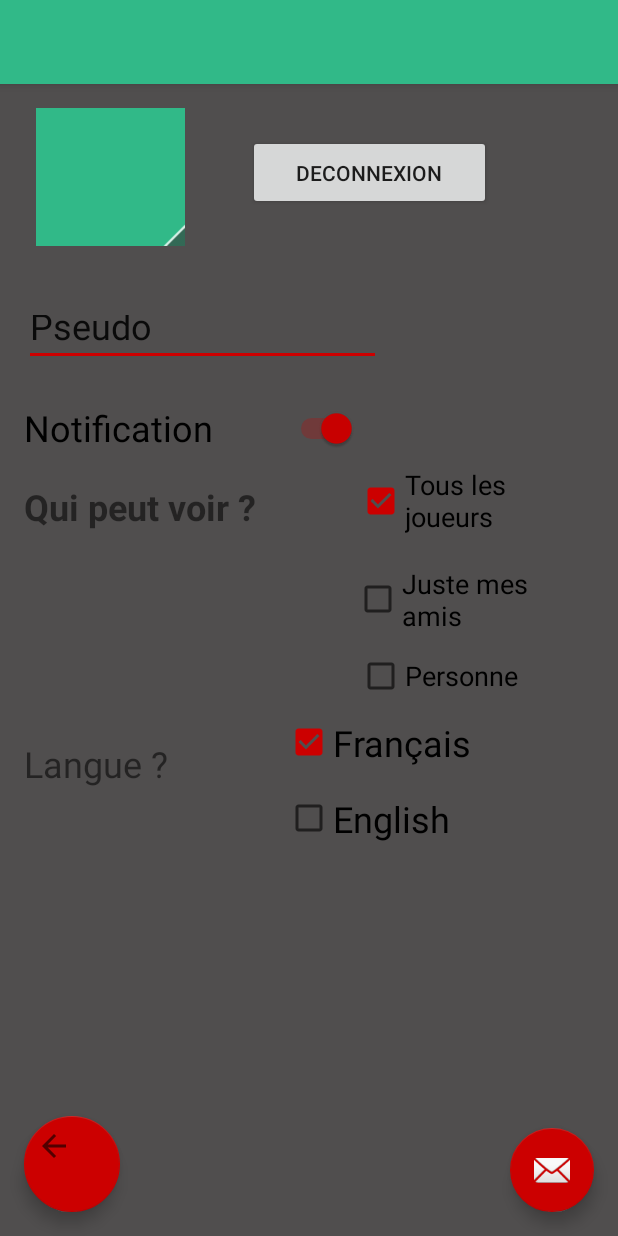
After one commit to apomalyn/NearUMix, an Android app: the layout app_bar_vue_parametre.xml on its own in the app's theme, with its tools: preview values and no code run, on a phone screen of 412 x 824 dp. The commit adds this screen. Run offline under Robolectric (Android 15) with nearby library versions, the phone set to English and light mode, and no system bars.

Commit message:
ajout vue de paramettre besoin de fix de beug

```diff
--- a/app/src/main/java/squiddle/sheshire/apomalyn/qc/ca/nearumix/VueConnexion.java
+++ b/app/src/main/java/squiddle/sheshire/apomalyn/qc/ca/nearumix/VueConnexion.java
@@ -166,8 +166,8 @@ public class VueConnexion extends AppCompatActivity implements
         } else {
             updateUI(false);
         }
-        Intent changementVersCarte = new Intent(VueConnexion.this, VueCarte.class);
-        //startActivity(changementVersCarte);
+        Intent changementVersCarte = new Intent(VueConnexion.this, VueParametre.class);
+        startActivity(changementVersCarte);
     }
 
     private void updateUI(boolean signedIn) {
--- /dev/null
+++ b/app/src/main/res/layout/app_bar_vue_parametre.xml
@@ -0,0 +1,33 @@
+<?xml version="1.0" encoding="utf-8"?>
+<android.support.design.widget.CoordinatorLayout xmlns:android="http://schemas.android.com/apk/res/android"
+    xmlns:app="http://schemas.android.com/apk/res-auto"
+    xmlns:tools="http://schemas.android.com/tools"
+    android:layout_width="match_parent"
+    android:layout_height="match_parent"
+    tools:context="squiddle.sheshire.apomalyn.qc.ca.nearumix.VueParametre">
+
+    <android.support.design.widget.AppBarLayout
+        android:layout_width="match_parent"
+        android:layout_height="wrap_content"
+        android:theme="@style/NearUMix.AppBarOverlay">
+
+        <android.support.v7.widget.Toolbar
+            android:id="@+id/toolbar"
+            android:layout_width="match_parent"
+            android:layout_height="?attr/actionBarSize"
+            android:background="?attr/colorPrimary"
+            app:popupTheme="@style/NearUMix.PopupOverlay" />
+
+    </android.support.design.widget.AppBarLayout>
+
+    <include layout="@layout/content_vue_parametre" />
+
+    <android.support.design.widget.FloatingActionButton
+        android:id="@+id/fab"
+        android:layout_width="wrap_content"
+        android:layout_height="wrap_content"
+        android:layout_gravity="bottom|end"
+        android:layout_margin="@dimen/fab_margin"
+        app:srcCompat="@android:drawable/ic_dialog_email" />
+
+</android.support.design.widget.CoordinatorLayout>
--- /dev/null
+++ b/app/src/main/res/layout/content_vue_parametre.xml
@@ -0,0 +1,151 @@
+<?xml version="1.0" encoding="utf-8"?>
+<android.support.constraint.ConstraintLayout xmlns:android="http://schemas.android.com/apk/res/android"
+    xmlns:app="http://schemas.android.com/apk/res-auto"
+    xmlns:tools="http://schemas.android.com/tools"
+    android:layout_width="match_parent"
+    android:layout_height="match_parent"
+    app:layout_behavior="@string/appbar_scrolling_view_behavior"
+    tools:context="squiddle.sheshire.apomalyn.qc.ca.nearumix.VueParametre"
+    tools:showIn="@layout/app_bar_vue_parametre">
+
+    <Button
+        android:id="@+id/Deconnexion"
+        android:layout_width="162dp"
+        android:layout_height="50dp"
+        android:text="Deconnexion"
+        app:layout_constraintLeft_toRightOf="@+id/Amis"
+        android:layout_marginLeft="42dp"
+        app:layout_constraintTop_toTopOf="parent"
+        android:layout_marginTop="34dp" />
+
+    <QuickContactBadge
+        android:id="@+id/Amis"
+        android:layout_width="99dp"
+        android:layout_height="92dp"
+        android:background="@color/vert3"
+        app:srcCompat="@mipmap/ic_launcher_round"
+        android:layout_marginLeft="24dp"
+        app:layout_constraintLeft_toLeftOf="parent"
+        app:layout_constraintTop_toTopOf="parent"
+        android:layout_marginTop="16dp" />
+
+    <android.support.design.widget.FloatingActionButton
+        android:id="@+id/floatingActionButton"
+        android:layout_width="64dp"
+        android:layout_height="116dp"
+        android:clickable="true"
+        app:fabSize="mini"
+        app:srcCompat="?attr/actionModeCloseDrawable"
+        android:layout_marginLeft="16dp"
+        app:layout_constraintLeft_toLeftOf="parent"
+        app:layout_constraintBottom_toBottomOf="parent"
+        android:layout_marginBottom="16dp" />
+
+    <Switch
+        android:id="@+id/notification"
+        android:layout_width="222dp"
+        android:layout_height="44dp"
+        android:layout_marginLeft="16dp"
+        android:layout_marginTop="19dp"
+        android:checked="true"
+        android:text="Notification"
+        android:textSize="24sp"
+        app:layout_constraintLeft_toLeftOf="parent"
+        app:layout_constraintTop_toBottomOf="@+id/pseudo" />
+
+    <EditText
+        android:id="@+id/pseudo"
+        android:layout_width="238dp"
+        android:layout_height="44dp"
+        android:layout_marginLeft="16dp"
+        android:layout_marginTop="36dp"
+        android:ems="10"
+        android:inputType="textPersonName"
+        android:text="Pseudo"
+        android:textSize="24sp"
+        app:layout_constraintLeft_toLeftOf="parent"
+        app:layout_constraintTop_toBottomOf="@+id/Amis" />
+
+    <CheckBox
+        android:id="@+id/toutLeMonde"
+        android:layout_width="142dp"
+        android:layout_height="53dp"
+        android:layout_marginLeft="18dp"
+        android:layout_marginTop="251dp"
+        android:checked="true"
+        android:text="Tous les joueurs"
+        android:textSize="18sp"
+        app:layout_constraintLeft_toRightOf="@+id/visibiliteTitre"
+        app:layout_constraintTop_toTopOf="parent" />
+
+    <TextView
+        android:id="@+id/visibiliteTitre"
+        android:layout_width="204dp"
+        android:layout_height="38dp"
+        android:layout_marginLeft="16dp"
+        android:layout_marginTop="14dp"
+        android:text="Qui peut voir ?"
+        android:textSize="24sp"
+        android:textStyle="bold"
+        app:layout_constraintLeft_toLeftOf="parent"
+        app:layout_constraintTop_toBottomOf="@+id/notification" />
+
+    <CheckBox
+        android:id="@+id/justeAmis"
+        android:layout_width="159dp"
+        android:layout_height="59dp"
+        android:layout_marginLeft="16dp"
+        android:layout_marginTop="9dp"
+        android:text="Juste mes amis"
+        android:textSize="18sp"
+        app:layout_constraintLeft_toRightOf="@+id/visibiliteTitre"
+        app:layout_constraintTop_toBottomOf="@+id/toutLeMonde" />
+
+    <CheckBox
+        android:id="@+id/personne"
+        android:layout_width="wrap_content"
+        android:layout_height="wrap_content"
+        android:layout_marginLeft="18dp"
+        android:layout_marginTop="5dp"
+        android:text="Personne"
+        android:textSize="18sp"
+        app:layout_constraintLeft_toRightOf="@+id/visibiliteTitre"
+        app:layout_constraintTop_toBottomOf="@+id/justeAmis" />
+
+    <TextView
+        android:id="@+id/langue"
+        android:layout_width="wrap_content"
+        android:layout_height="wrap_content"
+        android:layout_marginLeft="16dp"
+        android:layout_marginTop="133dp"
+        android:contentDescription=" "
+        android:text="Langue ?"
+        android:textSize="24sp"
+        app:layout_constraintLeft_toLeftOf="parent"
+        app:layout_constraintTop_toBottomOf="@+id/visibiliteTitre" />
+
+    <CheckBox
+        android:id="@+id/francais"
+        android:layout_width="wrap_content"
+        android:layout_height="wrap_content"
+        android:layout_marginLeft="78dp"
+        android:layout_marginTop="12dp"
+        android:checked="true"
+        android:text="Français"
+        android:textSize="24sp"
+        app:layout_constraintLeft_toRightOf="@+id/langue"
+        app:layout_constraintTop_toBottomOf="@+id/personne" />
+
+    <CheckBox
+        android:id="@+id/anglais"
+        android:layout_width="wrap_content"
+        android:layout_height="wrap_content"
+        android:layout_marginLeft="78dp"
+        android:layout_marginTop="18dp"
+        android:text="English"
+        android:textSize="24sp"
+        app:layout_constraintLeft_toRightOf="@+id/langue"
+        app:layout_constraintTop_toBottomOf="@+id/francais" />
+
+
+</android.support.constraint.ConstraintLayout>
--- a/app/src/main/res/layout/vue_connexion.xml
+++ b/app/src/main/res/layout/vue_connexion.xml
@@ -35,7 +35,7 @@
         app:font="Cubos.ttf"
         tools:layout_editor_absoluteX="13dp"
         app:layout_constraintTop_toTopOf="parent"
-        android:layout_marginTop="96dp" />
+        android:layout_marginTop="150dp" />
 
     <ImageView
         android:id="@+id/imageView"
```
Also changed, not shown: app/src/main/java/squiddle/sheshire/apomalyn/qc/ca/nearumix/VueParametre.java (added, +101 -0 lines), app/src/main/res/drawable/ic_menu_camera.xml (added, +12 -0 lines), app/src/main/res/drawable/ic_menu_gallery.xml (added, +9 -0 lines), app/src/main/res/drawable/ic_menu_manage.xml (added, +9 -0 lines), app/src/main/res/drawable/ic_menu_send.xml (added, +9 -0 lines), app/src/main/res/drawable/ic_menu_share.xml (added, +9 -0 lines), app/src/main/res/drawable/ic_menu_slideshow.xml (added, +9 -0 lines), app/src/main/res/drawable/side_nav_bar.xml (added, +9 -0 lines), app/src/main/res/layout/nav_header_vue_parametre.xml (added, +35 -0 lines), app/src/main/res/layout/vue_parametre.xml (added, +25 -0 lines), app/src/main/res/menu/vue_parametre.xml (added, +9 -0 lines), app/src/main/res/menu/vue_parametre_drawer.xml (added, +36 -0 lines), 1 other file.
